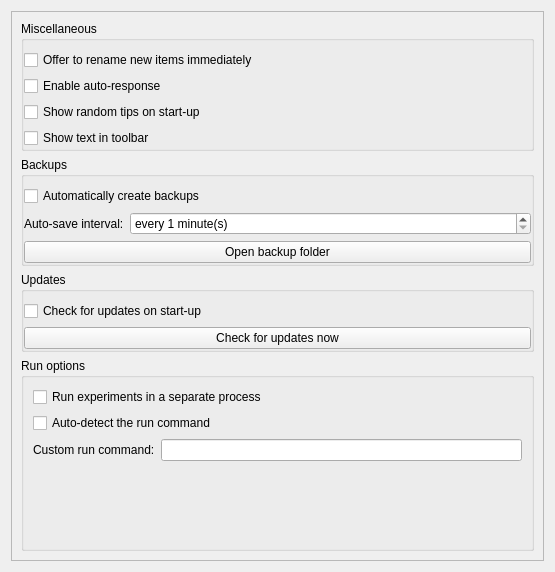
The window that resources/preferences_widget.ui (open-cogsci/OpenSesame) describes before a commit, drawn with Qt 5.
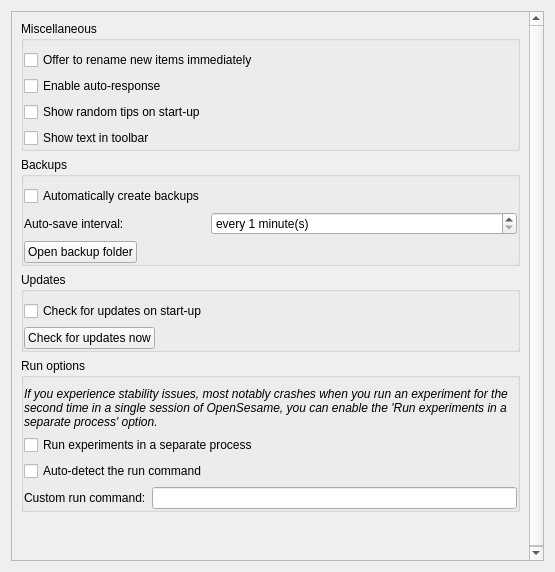
The same window after the commit. Icons and pictures are not drawn.

The edit to the form file:
```diff
--- a/resources/preferences_widget.ui
+++ b/resources/preferences_widget.ui
@@ -24,8 +24,8 @@
        <rect>
         <x>0</x>
         <y>0</y>
-        <width>535</width>
-        <height>552</height>
+        <width>522</width>
+        <height>553</height>
        </rect>
       </property>
       <layout class="QVBoxLayout" name="verticalLayout_2">
@@ -40,10 +40,7 @@
          <property name="title">
           <string>Miscellaneous</string>
          </property>
-         <layout class="QFormLayout" name="formLayout_2">
-          <property name="fieldGrowthPolicy">
-           <enum>QFormLayout::AllNonFixedFieldsGrow</enum>
-          </property>
+         <layout class="QFormLayout" name="formLayout_3">
           <property name="leftMargin">
            <number>0</number>
           </property>
@@ -60,27 +57,27 @@
             </property>
            </widget>
           </item>
-          <item row="1" column="0" colspan="2">
+          <item row="1" column="0">
            <widget class="QCheckBox" name="checkbox_autoresponse">
             <property name="text">
              <string>Enable auto-response</string>
             </property>
            </widget>
           </item>
-          <item row="3" column="0" colspan="2">
-           <widget class="QCheckBox" name="checkbox_toolbar_text">
-            <property name="text">
-             <string>Show text in toolbar</string>
-            </property>
-           </widget>
-          </item>
-          <item row="2" column="0" colspan="2">
+          <item row="2" column="0">
            <widget class="QCheckBox" name="checkbox_show_random_tips">
             <property name="text">
              <string>Show random tips on start-up</string>
             </property>
            </widget>
           </item>
+          <item row="3" column="0">
+           <widget class="QCheckBox" name="checkbox_toolbar_text">
+            <property name="text">
+             <string>Show text in toolbar</string>
+            </property>
+           </widget>
+          </item>
          </layout>
         </widget>
        </item>
@@ -98,7 +95,7 @@
          <property name="flat">
           <bool>false</bool>
          </property>
-         <layout class="QFormLayout" name="formLayout">
+         <layout class="QFormLayout" name="formLayout_2">
           <property name="horizontalSpacing">
            <number>6</number>
           </property>
@@ -114,7 +111,21 @@
           <property name="bottomMargin">
            <number>0</number>
           </property>
-          <item row="2" column="1">
+          <item row="0" column="0">
+           <widget class="QCheckBox" name="checkbox_enable_autosave">
+            <property name="text">
+             <string>Automatically create backups</string>
+            </property>
+           </widget>
+          </item>
+          <item row="1" column="0">
+           <widget class="QLabel" name="label_autosave_interval">
+            <property name="text">
+             <string>Auto-save interval:</string>
+            </property>
+           </widget>
+          </item>
+          <item row="1" column="1">
            <widget class="QSpinBox" name="spinbox_autosave_interval">
             <property name="suffix">
              <string> minute(s)</string>
@@ -134,20 +145,6 @@
            </widget>
           </item>
           <item row="2" column="0">
-           <widget class="QLabel" name="label_autosave_interval">
-            <property name="text">
-             <string>Auto-save interval:</string>
-            </property>
-           </widget>
-          </item>
-          <item row="0" column="0" colspan="2">
-           <widget class="QCheckBox" name="checkbox_enable_autosave">
-            <property name="text">
-             <string>Automatically create backups</string>
-            </property>
-           </widget>
-          </item>
-          <item row="3" column="0" colspan="2">
            <widget class="QPushButton" name="button_browse_autosave">
             <property name="text">
              <string>Open backup folder</string>
@@ -172,10 +169,7 @@
          <property name="title">
           <string>Updates</string>
          </property>
-         <layout class="QFormLayout" name="formLayout_3">
-          <property name="fieldGrowthPolicy">
-           <enum>QFormLayout::AllNonFixedFieldsGrow</enum>
-          </property>
+         <layout class="QFormLayout" name="formLayout">
           <property name="leftMargin">
            <number>0</number>
           </property>
@@ -185,14 +179,14 @@
           <property name="bottomMargin">
            <number>0</number>
           </property>
-          <item row="0" column="0" colspan="2">
+          <item row="0" column="0">
            <widget class="QCheckBox" name="checkbox_auto_update_check">
             <property name="text">
              <string>Check for updates on start-up</string>
             </property>
            </widget>
           </item>
-          <item row="1" column="0" colspan="2">
+          <item row="1" column="0">
            <widget class="QPushButton" name="button_update_check">
             <property name="text">
              <string>Check for updates now</string>
@@ -211,37 +205,73 @@
          <property name="title">
           <string>Run options</string>
          </property>
-         <layout class="QFormLayout" name="formLayout_4">
-          <property name="fieldGrowthPolicy">
-           <enum>QFormLayout::AllNonFixedFieldsGrow</enum>
+         <layout class="QGridLayout" name="gridLayout">
+          <property name="leftMargin">
+           <number>0</number>
+          </property>
+          <property name="topMargin">
+           <number>9</number>
+          </property>
+          <property name="rightMargin">
+           <number>0</number>
+          </property>
+          <property name="bottomMargin">
+           <number>0</number>
           </property>
           <item row="0" column="0" colspan="2">
+           <widget class="QLabel" name="label">
+            <property name="text">
+             <string>&lt;!DOCTYPE HTML PUBLIC &quot;-//W3C//DTD HTML 4.0//EN&quot; &quot;http://www.w3.org/TR/REC-html40/strict.dtd&quot;&gt;
+&lt;html&gt;&lt;head&gt;&lt;meta name=&quot;qrichtext&quot; content=&quot;1&quot; /&gt;&lt;style type=&quot;text/css&quot;&gt;
+p, li { white-space: pre-wrap; }
+&lt;/style&gt;&lt;/head&gt;&lt;body style=&quot; font-family:'Ubuntu'; font-size:9pt; font-weight:400; font-style:normal;&quot;&gt;
+&lt;p style=&quot; margin-top:0px; margin-bottom:0px; margin-left:0px; margin-right:0px; -qt-block-indent:0; text-indent:0px;&quot;&gt;&lt;span style=&quot; font-style:italic;&quot;&gt;If you experience stability issues, most notably crashes when you run an experiment for the second time in a single session of OpenSesame, you can enable the 'Run experiments in a separate process' option.&lt;/span&gt;&lt;/p&gt;&lt;/body&gt;&lt;/html&gt;</string>
+            </property>
+            <property name="wordWrap">
+             <bool>true</bool>
+            </property>
+           </widget>
+          </item>
+          <item row="1" column="0" colspan="2">
            <widget class="QCheckBox" name="checkbox_opensesamerun">
             <property name="text">
              <string>Run experiments in a separate process</string>
             </property>
            </widget>
           </item>
-          <item row="1" column="0" colspan="2">
+          <item row="2" column="0" colspan="2">
            <widget class="QCheckBox" name="checkbox_auto_opensesamerun_exec">
             <property name="text">
              <string>Auto-detect the run command</string>
             </property>
            </widget>
           </item>
-          <item row="2" column="0">
+          <item row="3" column="0">
            <widget class="QLabel" name="label_opensesamerun_exec">
             <property name="text">
              <string>Custom run command:</string>
             </property>
            </widget>
           </item>
-          <item row="2" column="1">
+          <item row="3" column="1">
            <widget class="QLineEdit" name="edit_opensesamerun_exec"/>
           </item>
          </layout>
         </widget>
        </item>
+       <item>
+        <spacer name="verticalSpacer">
+         <property name="orientation">
+          <enum>Qt::Vertical</enum>
+         </property>
+         <property name="sizeHint" stdset="0">
+          <size>
+           <width>20</width>
+           <height>40</height>
+          </size>
+         </property>
+        </spacer>
+       </item>
       </layout>
      </widget>
     </widget>
```
